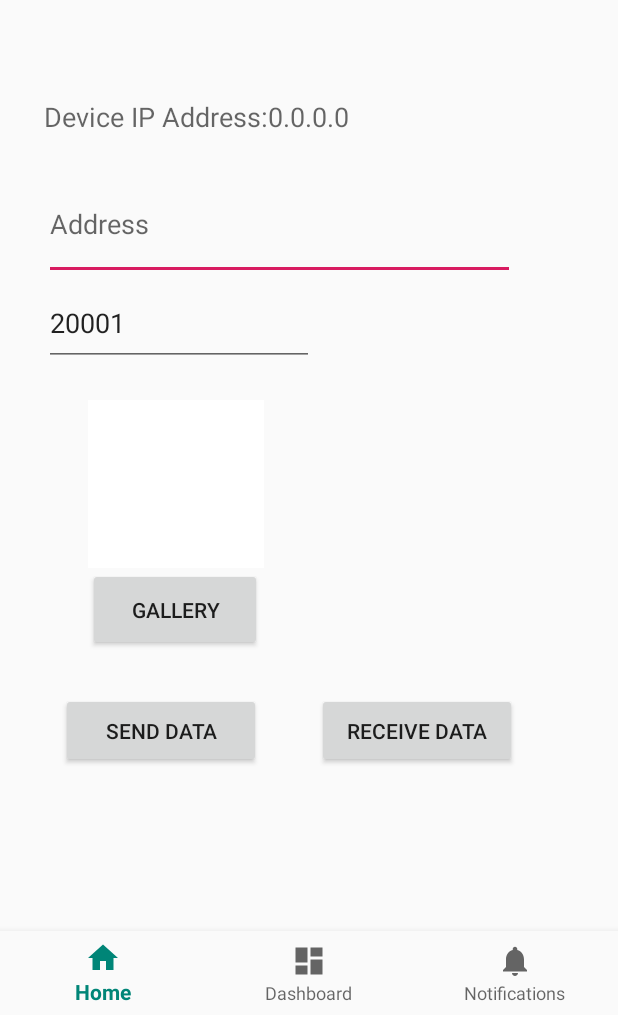
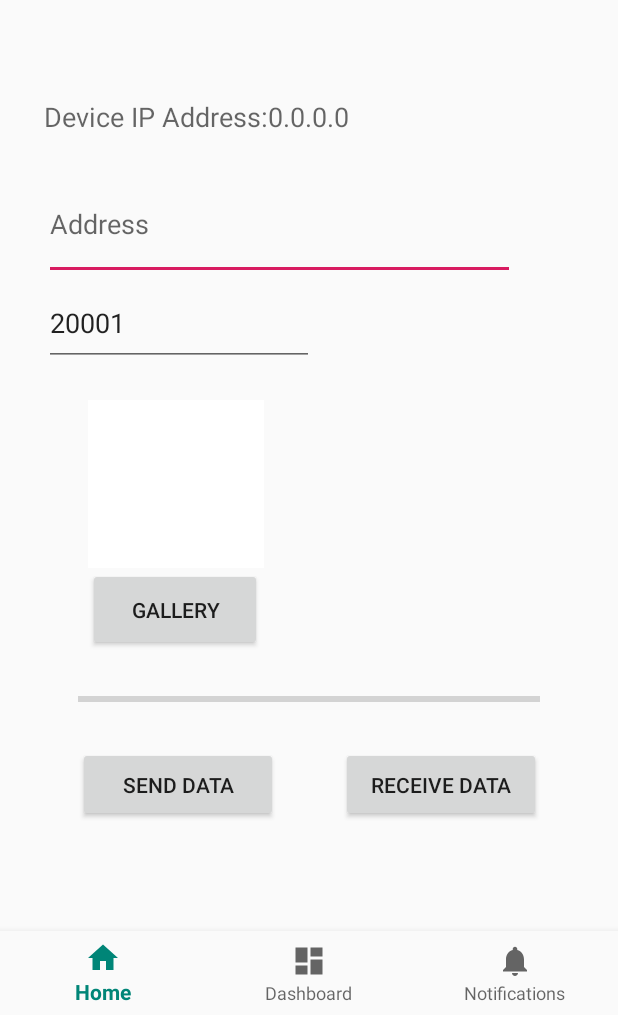
Before and after one commit to jnnorthway/parachute-android, an Android app: the screen it shows after launch (MainActivity), on a phone screen of 412 x 824 dp, the part 221-1236 px from its top. Run offline under Robolectric (Android 15) with nearby library versions, the phone set to English and light mode, and no system bars; our stand-ins replace navigation-ui; libraries missing offline, so code that uses them is left out: org.jetbrains.anko.

Commit message:
Adds progress bar (send/receive)
Change-Id: Ib136be1cc2d13f9364e01c9aa1c96271a22e4f11

```diff
--- a/android_studio/app/src/main/res/layout/activity_main.xml
+++ b/android_studio/app/src/main/res/layout/activity_main.xml
@@ -33,11 +33,11 @@
         android:id="@+id/sendData"
         android:layout_width="133dp"
         android:layout_height="50dp"
-        android:layout_marginTop="28dp"
+        android:layout_marginTop="64dp"
         android:onClick="sendMessage"
         android:text="@string/send_data"
         app:layout_constraintEnd_toEndOf="parent"
-        app:layout_constraintHorizontal_bias="0.147"
+        app:layout_constraintHorizontal_bias="0.187"
         app:layout_constraintStart_toStartOf="parent"
         app:layout_constraintTop_toBottomOf="@+id/gallery" />
 
@@ -48,7 +48,7 @@
         android:text="@string/receive_data"
         app:layout_constraintBottom_toTopOf="@+id/nav_view"
         app:layout_constraintEnd_toEndOf="parent"
-        app:layout_constraintHorizontal_bias="0.358"
+        app:layout_constraintHorizontal_bias="0.451"
         app:layout_constraintStart_toEndOf="@+id/sendData"
         app:layout_constraintTop_toTopOf="@+id/sendData"
         app:layout_constraintVertical_bias="0.0" />
@@ -110,4 +110,16 @@
         app:layout_constraintTop_toTopOf="@+id/nav_host_fragment"
         app:layout_constraintVertical_bias="1.0" />
 
+    <ProgressBar
+        android:id="@+id/progressBar"
+        style="?android:attr/progressBarStyleHorizontal"
+        android:max="100"
+        android:progress="0"
+        android:layout_width="308dp"
+        android:layout_height="29dp"
+        app:layout_constraintBottom_toTopOf="@+id/sendData"
+        app:layout_constraintEnd_toEndOf="parent"
+        app:layout_constraintStart_toStartOf="parent"
+        app:layout_constraintTop_toBottomOf="@+id/gallery" />
+
 </androidx.constraintlayout.widget.ConstraintLayout>
```
Also changed, not shown: android_studio/app/src/main/java/com/example/parachute/MainActivity.kt (+53 -11 lines).
